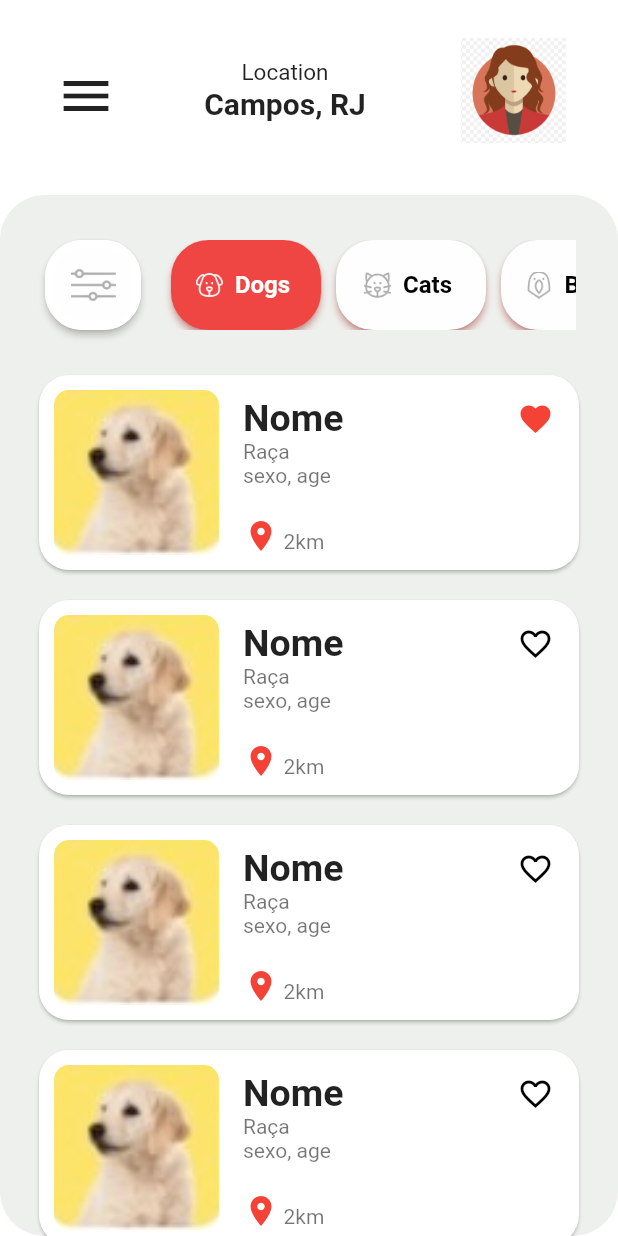
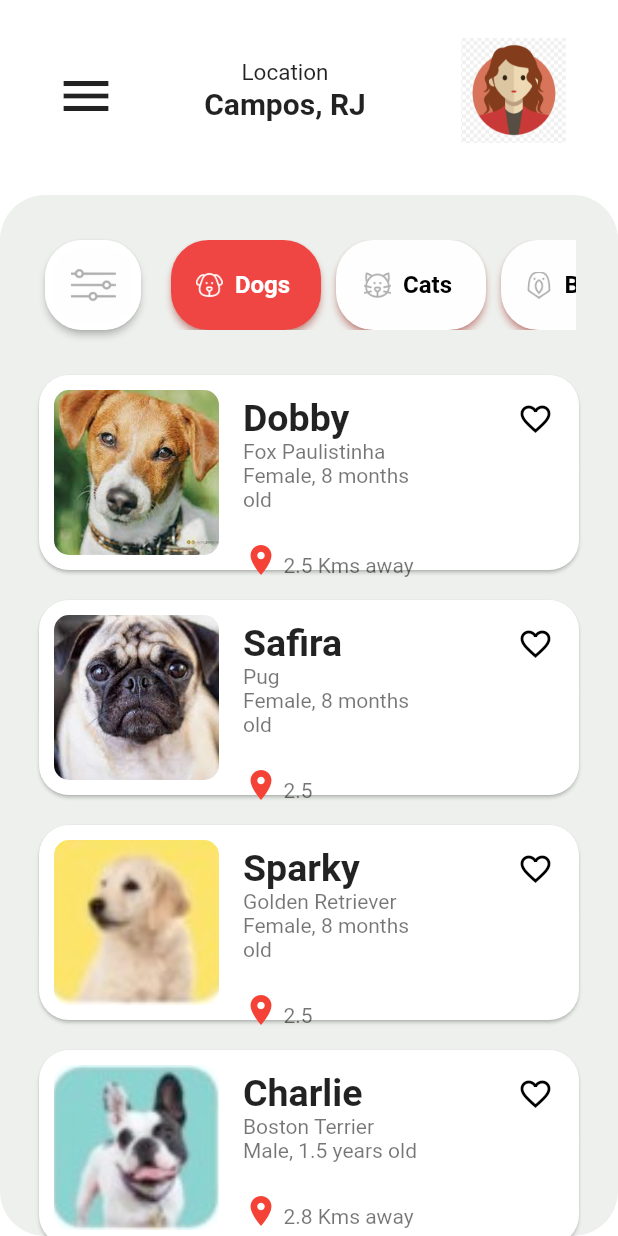
Before and after one commit to CelesteBarreto/pet_adoption_challenge, a Flutter app: the screen it shows after launch, on a phone screen of 412 x 824 dp. Run offline on Flutter 3.47's test engine with Material 2 defaults, Android fonts, the phone set to English and light mode, and no system bars.

Commit message:
fix json

```diff
--- /dev/null
+++ b/pet_adoption_challenge/assets/url/pets.json
@@ -0,0 +1,66 @@
+
+{
+  "dogs": [
+    {
+      "url": "assets/images/dog6.png",
+      "name": "Dobby",
+      "breed": "Fox Paulistinha",
+      "sexo": "Female",
+      "age": "8 months old",
+      "geo": "2.5 Kms away"
+    },
+    {
+      "url": "assets/images/dog5.png",
+      "name": "Safira",
+      "breed": "Pug",
+      "sexo": "Female",
+      "age": "8 months old",
+      "geo": "2.5"
+    },
+    {
+      "url": "assets/images/dog1.png",
+      "name": "Sparky",
+      "breed": "Golden Retriever",
+      "sexo": "Female",
+      "age": "8 months old",
+      "geo": "2.5"
+    },
+    {
+      "url": "assets/images/dog2.png",
+      "name": "Charlie",
+      "breed": "Boston Terrier",
+      "sexo": "Male",
+      "age": "1.5 years old",
+      "geo": "2.8 Kms away"
+    },
+    {
+      "url": "assets/images/dog3.png",
+      "name": "Luna",
+      "breed": "Golden Retriever",
+      "sexo": "Female",
+      "age": "2 years old",
+      "geo": "2.5"
+    },
+    {
+      "url": "assets/images/dog4.png",
+      "name": "Luna",
+      "breed": "Maltês",
+      "sexo": "Female",
+      "age": "1 year old",
+      "geo": "2.5"
+    }
+  ],
+
+  "cats": [
+    {
+      "url": "assets/images/cat1.png",
+      "name": "Dobby",
+      "breed": "Fox Paulistinha",
+      "sexo": "Female",
+      "age": "8 months old",
+      "geo": "2.5 Kms away"
+    }
+
+  ]
+
+}
--- a/pet_adoption_challenge/assets/url/pets_json.dart
+++ /dev/null
@@ -1,36 +0,0 @@
-Map<String, dynamic> myJson = {
-  "dogs": [
-    {
-      "url": "assets/images/dog1.png",
-      "name": "Sparky",
-      "breed": "Golden Retriever",
-      "sexo": "Female",
-      "age": "8 months old",
-      "geo": "2.5"
-    },
-    {
-      "url": "assets/images/dog2.png",
-      "name": "Charlie",
-      "breed": "Boston Terrier",
-      "sexo": "Male",
-      "age": "1.5 years old",
-      "geo": "2.8 Kms away"
-    },
-    {
-      "url": "assets/images/dog3.png",
-      "name": "Sparky",
-      "breed": "Golden Retriever",
-      "sexo": "Sparky",
-      "age": "Sparky",
-      "geo": "2.5"
-    },
-    {
-      "url": "assets/images/dog4.png",
-      "name": "Sparky",
-      "breed": "Golden Retriever",
-      "sexo": "Sparky",
-      "age": "Sparky",
-      "geo": "2.5"
-    }
-  ]
-};
--- /dev/null
+++ b/pet_adoption_challenge/lib/components/custom_card.dart
@@ -0,0 +1,77 @@
+import 'package:flutter/material.dart';
+
+import 'listile_component.dart';
+
+class CustomCard extends StatelessWidget {
+  final int index;
+  final String url;
+  final String nome;
+  final String raca;
+  final String sexo;
+  final String age;
+  final String geo;
+  const CustomCard(
+      {Key? key,
+      required this.index,
+      required this.url,
+      required this.nome,
+      required this.raca,
+      required this.sexo,
+      required this.age,
+      required this.geo})
+      : super(key: key);
+
+  @override
+  Widget build(BuildContext context) {
+    bool favorite = false;
+    return Card(
+      margin: const EdgeInsets.all(10),
+      color: Colors.white,
+      shape: RoundedRectangleBorder(borderRadius: BorderRadius.circular(20)),
+      child: Row(
+        children: [
+          Container(
+            margin: const EdgeInsets.only(left: 10),
+            width: 110,
+            height: 110,
+            child: ClipRRect(
+              borderRadius: BorderRadius.circular(10),
+              child: Image.asset(
+                url,
+                fit: BoxFit.cover,
+              ),
+            ),
+            decoration: BoxDecoration(/* color: Colors.pink, */ borderRadius: BorderRadius.circular(10)),
+          ),
+          SizedBox(
+            height: 110,
+            width: 150,
+            child: ListileComponent(
+              nome: nome,
+              raca: raca,
+              sexo: sexo,
+              age: age,
+              geo: geo,
+            ),
+          ),
+          SizedBox(
+              height: 110,
+              width: 80,
+              child: Stack(children: [
+                Positioned(
+                  right: 7,
+                  top: 7,
+                  child: GestureDetector(
+                    onTap: () => !favorite,
+                    child: Icon(
+                      favorite == true && index != null ? Icons.favorite : Icons.favorite_border,
+                      color: favorite == true && index != null ? Colors.red : Colors.black,
+                    ),
+                  ),
+                )
+              ]))
+        ],
+      ),
+    );
+  }
+}
--- a/pet_adoption_challenge/lib/home_page.dart
+++ b/pet_adoption_challenge/lib/home_page.dart
@@ -1,10 +1,11 @@
 import 'package:flutter/material.dart';
 import 'package:flutter/services.dart';
+import 'package:pet_adoption_challenge/components/custom_card.dart';
 
 import 'components/buttom_filter.dart';
 import 'components/custom_app_bar.dart';
 import 'components/custom_icon.dart';
-import 'components/listile_component.dart';
+import 'dart:convert';
 
 class HomePage extends StatefulWidget {
   const HomePage({Key? key}) : super(key: key);
@@ -14,52 +15,29 @@ class HomePage extends StatefulWidget {
 }
 
 class _HomePageState extends State<HomePage> {
+  String keyObj = "";
+  List pets = [];
+
+  Future<void> readJson() async {
+    final String response = await rootBundle.loadString('assets/url/pets.json');
+    final data = await json.decode(response);
+    setState(() {
+      pets = data["dogs"];
+    });
+  }
+
   @override
   void initState() {
+    readJson();
     SystemChrome.setEnabledSystemUIMode(SystemUiMode.manual, overlays: [SystemUiOverlay.bottom]);
     super.initState();
   }
 
   @override
   Widget build(BuildContext context) {
-    List pets = ['Dogs', 'Cats', 'Birds', 'Fishes'];
+    List names = ['Dogs', 'Cats', 'Birds', 'Fishes'];
 
-    Map<String, dynamic> myPetsMap = {
-      "dogs": [
-        {
-          "url": "assets/images/dog1.png",
-          "name": "Sparky",
-          "breed": "Golden Retriever",
-          "sexo": "Female",
-          "age": "8 months old",
-          "geo": "2.5"
-        },
-        {
-          "url": "assets/images/dog2.png",
-          "name": "Charlie",
-          "breed": "Boston Terrier",
-          "sexo": "Male",
-          "age": "1.5 years old",
-          "geo": "2.8 Kms away"
-        },
-        {
-          "url": "assets/images/dog3.png",
-          "name": "Sparky",
-          "breed": "Golden Retriever",
-          "sexo": "Sparky",
-          "age": "Sparky",
-          "geo": "2.5"
-        },
-        {
-          "url": "assets/images/dog4.png",
-          "name": "Sparky",
-          "breed": "Golden Retriever",
-          "sexo": "Sparky",
-          "age": "Sparky",
-          "geo": "2.5"
-        }
-      ]
-    };
+    //converter lista json para list animais
 
     return Scaffold(
       backgroundColor: Colors.white,
@@ -91,7 +69,7 @@ class _HomePageState extends State<HomePage> {
                         child: ListView.builder(
                           physics: const ScrollPhysics(parent: AlwaysScrollableScrollPhysics()),
                           scrollDirection: Axis.horizontal,
-                          itemCount: pets.length,
+                          itemCount: names.length,
                           itemBuilder: (context, index) {
                             return Container(
                               width: 100,
@@ -109,7 +87,7 @@ class _HomePageState extends State<HomePage> {
                                 label: FittedBox(
                                   fit: BoxFit.fitWidth,
                                   child: Text(
-                                    pets[index],
+                                    names[index],
                                     style: TextStyle(
                                         color: index == 0 ? Color(0xfffefefe) : Colors.black,
                                         fontSize: 16,
@@ -140,55 +118,16 @@ class _HomePageState extends State<HomePage> {
                             height: 150,
                             margin: const EdgeInsets.symmetric(horizontal: 10),
                             child: ClipRRect(
-                              borderRadius: BorderRadius.circular(20),
-                              child: Card(
-                                margin: const EdgeInsets.all(10),
-                                color: Colors.white,
-                                shape: RoundedRectangleBorder(borderRadius: BorderRadius.circular(20)),
-                                child: Row(
-                                  children: [
-                                    Container(
-                                      margin: const EdgeInsets.only(left: 10),
-                                      width: 110,
-                                      height: 110,
-                                      child: ClipRRect(
-                                        borderRadius: BorderRadius.circular(10),
-                                        child: Image.asset(
-                                          'assets/images/dog1.png',
-                                          fit: BoxFit.cover,
-                                        ),
-                                      ),
-                                      decoration: BoxDecoration(
-                                          /* color: Colors.pink, */ borderRadius: BorderRadius.circular(10)),
-                                    ),
-                                    const SizedBox(
-                                      height: 110,
-                                      width: 150,
-                                      child: ListileComponent(
-                                        nome: 'Nome',
-                                        raca: 'Raça',
-                                        sexo: 'sexo',
-                                        age: 'age',
-                                        geo: '2km',
-                                      ),
-                                    ),
-                                    SizedBox(
-                                        height: 110,
-                                        width: 80,
-                                        child: Stack(children: [
-                                          Positioned(
-                                            right: 7,
-                                            top: 7,
-                                            child: Icon(
-                                              index == 0 ? Icons.favorite : Icons.favorite_border,
-                                              color: index == 0 ? Colors.red : Colors.black,
-                                            ),
-                                          )
-                                        ]))
-                                  ],
-                                ),
-                              ),
-                            ),
+                                borderRadius: BorderRadius.circular(20),
+                                child: CustomCard(
+                                  index: index,
+                                  url: pets[index]["url"],
+                                  nome: pets[index]["name"],
+                                  age: pets[index]["age"],
+                                  geo: pets[index]["geo"],
+                                  raca: pets[index]["breed"],
+                                  sexo: pets[index]["sexo"],
+                                )),
                           );
                         },
                       ),
--- a/pet_adoption_challenge/pubspec.yaml
+++ b/pet_adoption_challenge/pubspec.yaml
@@ -60,6 +60,7 @@ flutter:
   # To add assets to your application, add an assets section, like this:
   assets:
     - assets/images/
+    - assets/url/pets.json
 
   # An image asset can refer to one or more resolution-specific "variants", see
   # https://flutter.dev/assets-and-images/#resolution-aware.
```
Also changed, not shown: pet_adoption_challenge/assets/images/cat1.jpg (added).
